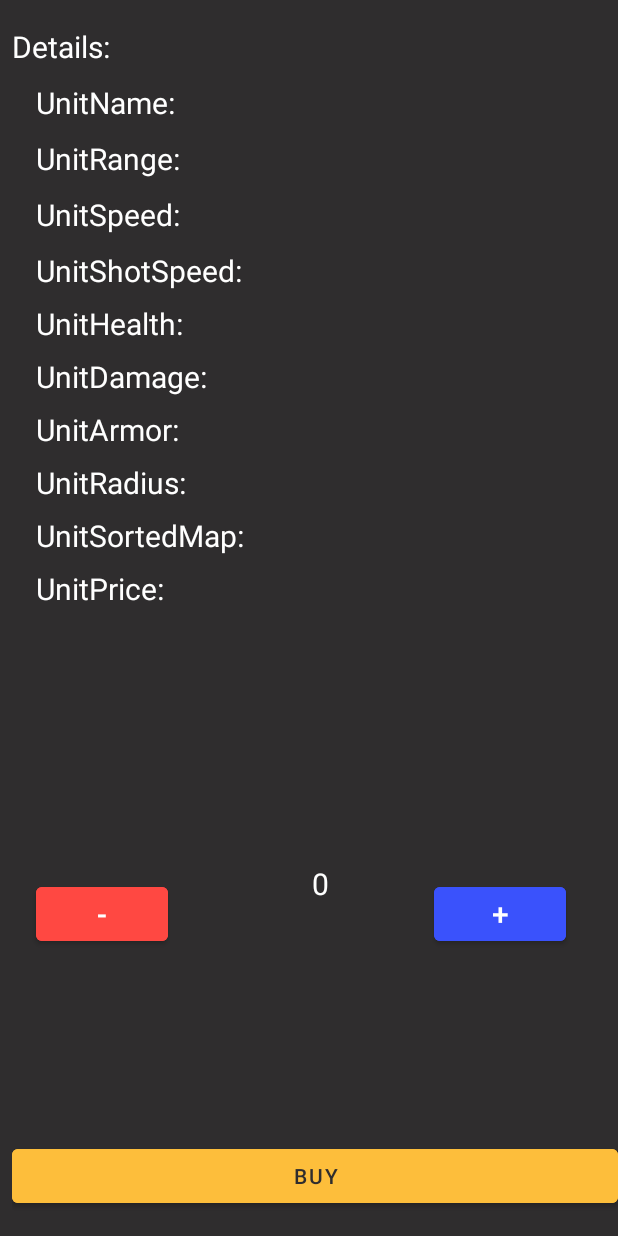
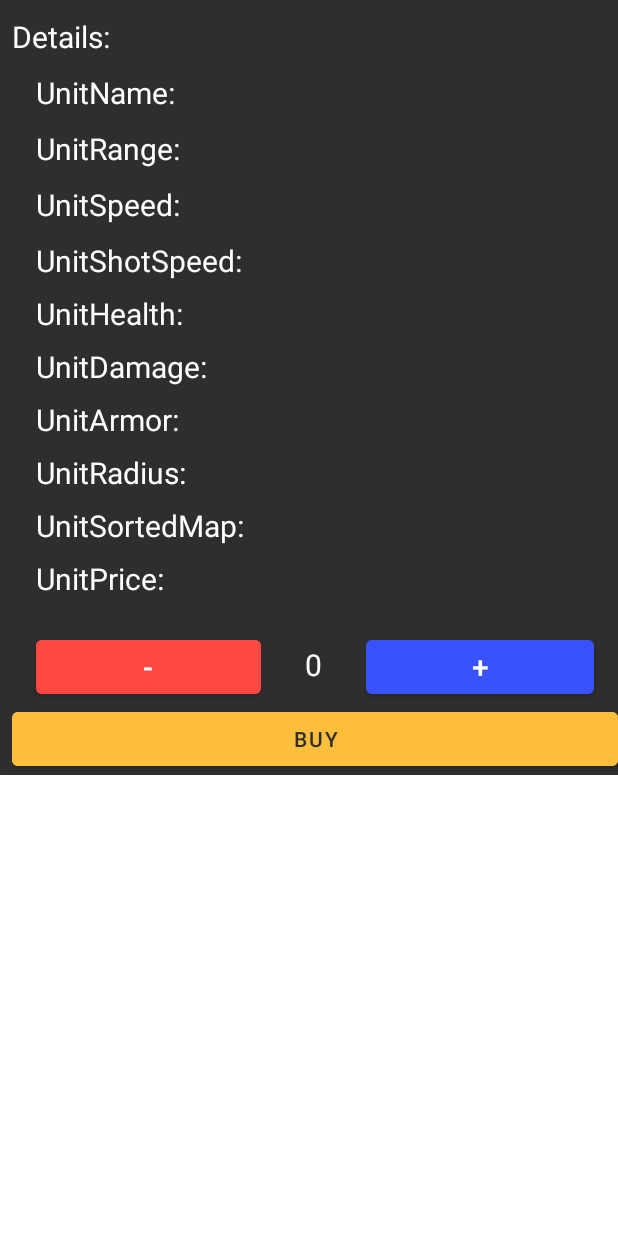
Before and after one commit to dolorsy/DoD, an Android app: the layout activity_unit_details.xml on its own in the app's theme, with its tools: preview values and no code run, on a phone screen of 412 x 824 dp. Run offline under Robolectric (Android 15) with nearby library versions, the phone set to English and light mode, and no system bars.

Commit message:
details updated

```diff
--- a/app/src/main/java/com/dolor/destroyordefense/ShopActivity.java
+++ b/app/src/main/java/com/dolor/destroyordefense/ShopActivity.java
@@ -1,7 +1,9 @@
 package com.dolor.destroyordefense;
 
+import android.app.Dialog;
 import android.content.Intent;
 import android.os.Bundle;
+import android.view.Gravity;
 import android.view.Menu;
 import android.view.MenuItem;
 import android.view.View;
@@ -59,7 +61,18 @@ public class ShopActivity extends AppCompatActivity {
 
     public void show(Unit.UnitValues unit) {
         AlertDialog.Builder alertDialog = new AlertDialog.Builder(new ContextThemeWrapper(this, R.style.Dialog));
-        View v = getLayoutInflater().inflate(R.layout.activity_unit_details, null);
+        View v = getLayout(unit);
+        Dialog dialog = alertDialog/*.setNegativeButton("Cancel", (dialog, which) -> dialog.dismiss())*/
+                .setView(v)
+                .setOnDismissListener(dialog1 ->
+                        ShopActivity.this.playerPoints.setText("" + currentPlayer.getValue().getPoints()))
+                .create();
+        dialog.getWindow().setGravity(Gravity.BOTTOM);
+        dialog.show();
+    }
+
+    private View getLayout(Unit.UnitValues unit) {
+        View v = getLayoutInflater().inflate(R.layout.activity_unit_details, null, true);
         TextView name, range, speed, shotSpeed, health, damage, armor, radius, sortedMap, price, count;
         Button buy, plus, minus;
 
@@ -96,7 +109,6 @@ public class ShopActivity extends AppCompatActivity {
         buy = v.findViewById(R.id.buy);
         buy.setOnClickListener((v2) -> {
             try {
-                // TODO: 05/12/2020 place the units in its correct place arround a square
                 int counter = Integer.parseInt(count.getText().toString());
                 if (counter == 0)
                     return;
@@ -132,14 +144,8 @@ public class ShopActivity extends AppCompatActivity {
             ShopActivity.this.playerPoints.setText(playerPoints + "");
             count.setText(--counter + "");
         });
-        alertDialog/*.setNegativeButton("Cancel", (dialog, which) -> dialog.dismiss())*/
-                .setView(v)
-                .setOnDismissListener(dialog ->
-                        ShopActivity.this.playerPoints.setText("" + currentPlayer.getValue().getPoints()))
-                .create().
-                show();
+        return v;
     }
-
     @Override
     public boolean onCreateOptionsMenu(Menu menu) {
         getMenuInflater().inflate(R.menu.customization_action_bar, menu);
--- a/app/src/main/res/layout/activity_unit_details.xml
+++ b/app/src/main/res/layout/activity_unit_details.xml
@@ -3,7 +3,7 @@
     xmlns:app="http://schemas.android.com/apk/res-auto"
     xmlns:tools="http://schemas.android.com/tools"
     android:layout_width="match_parent"
-    android:layout_height="match_parent"
+    android:layout_height="wrap_content"
     android:background="@color/ColorQuickActionBackground"
     android:paddingLeft="8dp">
 
@@ -179,55 +179,59 @@
         app:layout_constraintEnd_toEndOf="parent"
         app:layout_constraintHorizontal_bias="1.0"
         app:layout_constraintStart_toStartOf="parent"
-        app:layout_constraintTop_toBottomOf="@+id/UnitPrice"
+        app:layout_constraintTop_toBottomOf="@+id/count"
         app:layout_constraintVertical_bias="0.957" />
 
     <Button
         android:id="@+id/minus"
-        android:layout_width="wrap_content"
+        android:layout_width="0dp"
         android:layout_height="wrap_content"
         android:layout_marginStart="16dp"
-        android:layout_marginTop="52dp"
+
+        android:layout_marginEnd="24dp"
         android:backgroundTint="@color/ColorNotColor3"
         android:text="-"
         android:textColor="@color/ColorWhite"
         android:textSize="20sp"
-
         app:layout_constraintBottom_toTopOf="@+id/buy"
+        app:layout_constraintEnd_toStartOf="@+id/count"
+        app:layout_constraintHorizontal_bias="0.0"
         app:layout_constraintStart_toStartOf="parent"
-        app:layout_constraintTop_toBottomOf="@+id/UnitPrice" />
+        app:layout_constraintTop_toTopOf="@+id/count"
+        app:layout_constraintVertical_bias="0.0" />
 
     <Button
         android:id="@+id/plus"
-        android:layout_width="wrap_content"
+        android:layout_width="0dp"
         android:layout_height="wrap_content"
-        android:layout_marginStart="48dp"
-        android:layout_marginTop="52dp"
+        android:layout_marginStart="24dp"
+
+        android:layout_marginEnd="16dp"
         android:backgroundTint="@color/ColorNotColor4"
         android:text="+"
         android:textColor="@color/ColorWhite"
         android:textSize="20sp"
-
-        app:layout_constraintBottom_toBottomOf="@+id/minus"
+        app:layout_constraintBottom_toTopOf="@+id/buy"
         app:layout_constraintEnd_toEndOf="parent"
-        app:layout_constraintHorizontal_bias="0.39"
+        app:layout_constraintHorizontal_bias="0.0"
         app:layout_constraintStart_toEndOf="@+id/count"
-        app:layout_constraintTop_toBottomOf="@+id/UnitPrice"
-        app:layout_constraintVertical_bias="1.0" />
+        app:layout_constraintTop_toTopOf="@+id/count"
+        app:layout_constraintVertical_bias="0.0" />
 
     <TextView
         android:id="@+id/count"
-        android:layout_width="wrap_content"
-        android:layout_height="wrap_content"
-        android:layout_marginStart="96dp"
-        android:layout_marginTop="64dp"
+        android:layout_width="22dp"
+        android:layout_height="45dp"
+        android:gravity="center"
         android:text="0"
         android:textColor="@color/ColorWhite"
         android:textSize="20sp"
-        app:layout_constraintBottom_toBottomOf="@+id/minus"
-        app:layout_constraintStart_toEndOf="@+id/minus"
+        app:layout_constraintBottom_toBottomOf="parent"
+        app:layout_constraintEnd_toEndOf="parent"
+        app:layout_constraintHorizontal_bias="0.498"
+        app:layout_constraintStart_toStartOf="parent"
         app:layout_constraintTop_toBottomOf="@+id/UnitPrice"
-        app:layout_constraintVertical_bias="0.776" />
+        app:layout_constraintVertical_bias="0.295" />
 
 
 </androidx.constraintlayout.widget.ConstraintLayout>
```
